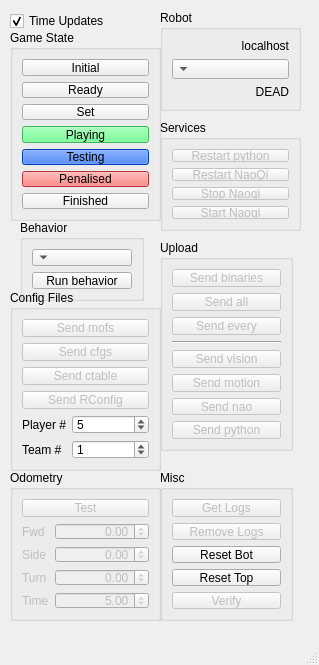
Old version of the form tools/UTNaoTool/FilesWindow.ui in the repository LARG/robotics-2018.
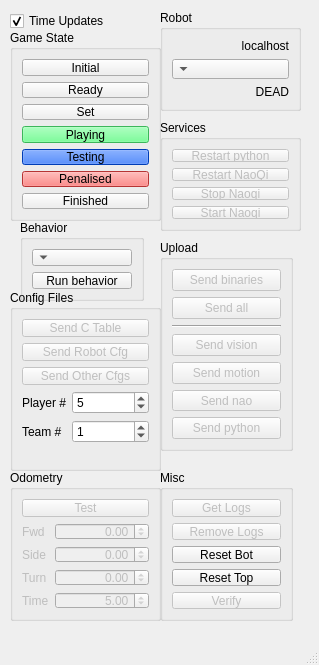
New version of the form.

```diff
--- a/tools/UTNaoTool/FilesWindow.ui
+++ b/tools/UTNaoTool/FilesWindow.ui
@@ -1399,39 +1399,7 @@
      <string>Config Files</string>
     </property>
     <layout class="QGridLayout" name="gridLayout_3">
-     <item row="0" column="0">
-      <widget class="QPushButton" name="upMofButton">
-       <property name="enabled">
-        <bool>false</bool>
-       </property>
-       <property name="maximumSize">
-        <size>
-         <width>16777215</width>
-         <height>18</height>
-        </size>
-       </property>
-       <property name="text">
-        <string>Send mofs</string>
-       </property>
-      </widget>
-     </item>
      <item row="1" column="0">
-      <widget class="QPushButton" name="upCfgButton">
-       <property name="enabled">
-        <bool>false</bool>
-       </property>
-       <property name="maximumSize">
-        <size>
-         <width>16777215</width>
-         <height>18</height>
-        </size>
-       </property>
-       <property name="text">
-        <string>Send cfgs</string>
-       </property>
-      </widget>
-     </item>
-     <item row="2" column="0">
       <widget class="QPushButton" name="upColorButton">
        <property name="enabled">
         <bool>false</bool>
@@ -1443,12 +1411,12 @@
         </size>
        </property>
        <property name="text">
-        <string>Send ctable</string>
+        <string>Send C Table</string>
        </property>
       </widget>
      </item>
-     <item row="3" column="0">
-      <widget class="QPushButton" name="configButton">
+     <item row="2" column="0">
+      <widget class="QPushButton" name="upRobotCfgButton">
        <property name="enabled">
         <bool>false</bool>
        </property>
@@ -1459,7 +1427,7 @@
         </size>
        </property>
        <property name="text">
-        <string>Send RConfig</string>
+        <string>Send Robot Cfg</string>
        </property>
       </widget>
      </item>
@@ -1507,6 +1475,22 @@
        </item>
       </layout>
      </item>
+     <item row="3" column="0">
+      <widget class="QPushButton" name="upCfgButton">
+       <property name="enabled">
+        <bool>false</bool>
+       </property>
+       <property name="maximumSize">
+        <size>
+         <width>16777215</width>
+         <height>18</height>
+        </size>
+       </property>
+       <property name="text">
+        <string>Send Other Cfgs</string>
+       </property>
+      </widget>
+     </item>
     </layout>
    </widget>
    <widget class="QGroupBox" name="groupBox_5">
@@ -1543,23 +1527,13 @@
       </widget>
      </item>
      <item row="2" column="0">
-      <widget class="QPushButton" name="upEveryButton">
-       <property name="enabled">
-        <bool>false</bool>
-       </property>
-       <property name="text">
-        <string>Send every</string>
-       </property>
-      </widget>
-     </item>
-     <item row="3" column="0">
       <widget class="Line" name="line_3">
        <property name="orientation">
         <enum>Qt::Horizontal</enum>
        </property>
       </widget>
      </item>
-     <item row="4" column="0">
+     <item row="3" column="0">
       <widget class="QPushButton" name="upVisionButton">
        <property name="enabled">
         <bool>false</bool>
@@ -1569,7 +1543,7 @@
        </property>
       </widget>
      </item>
-     <item row="5" column="0">
+     <item row="4" column="0">
       <widget class="QPushButton" name="upMotionButton">
        <property name="enabled">
         <bool>false</bool>
@@ -1579,7 +1553,7 @@
        </property>
       </widget>
      </item>
-     <item row="6" column="0">
+     <item row="5" column="0">
       <widget class="QPushButton" name="upNaoButton">
        <property name="enabled">
         <bool>false</bool>
@@ -1589,7 +1563,7 @@
        </property>
       </widget>
      </item>
-     <item row="7" column="0">
+     <item row="6" column="0">
       <widget class="QPushButton" name="uploadButton">
        <property name="enabled">
         <bool>false</bool>
```
Left out of the diff: 2 changed lines with no effect on the pictures.
